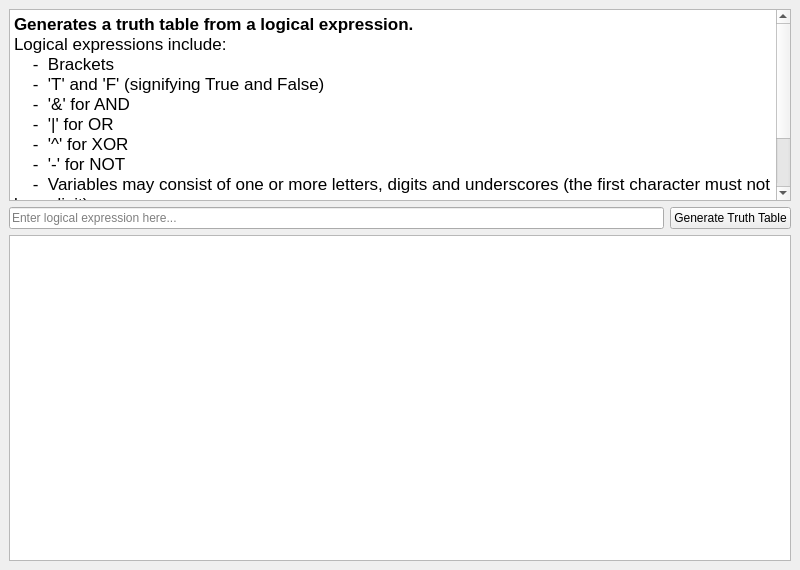
Before: the Qt Designer form truth_table_generator.ui in sam-james-harding/Truth-Table-Maker, drawn with Qt 5.
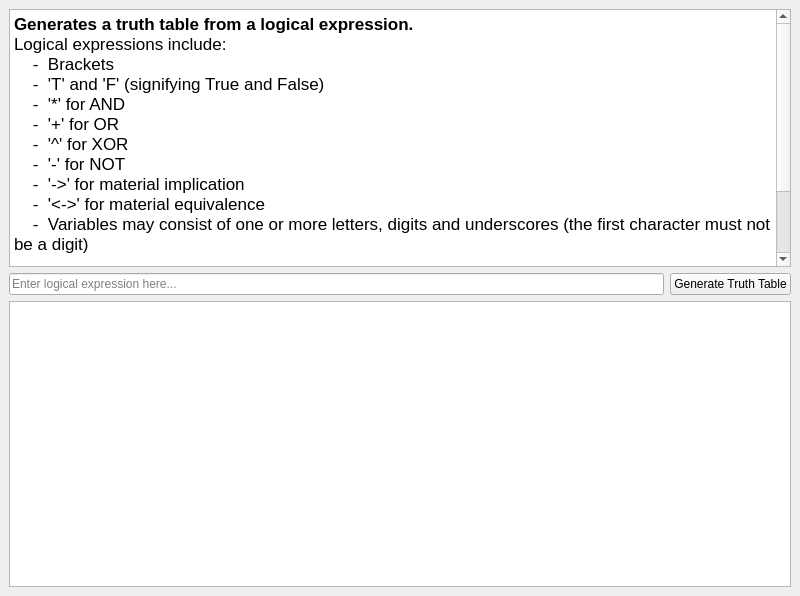
After: the same form once the commit is applied.

The edit to the form file:
```diff
--- a/truth_table_generator.ui
+++ b/truth_table_generator.ui
@@ -7,7 +7,7 @@
     <x>0</x>
     <y>0</y>
     <width>800</width>
-    <height>570</height>
+    <height>596</height>
    </rect>
   </property>
   <property name="windowTitle">
@@ -23,7 +23,7 @@
       <item>
        <widget class="QTextEdit" name="description_field">
         <property name="sizePolicy">
-         <sizepolicy hsizetype="Expanding" vsizetype="Minimum">
+         <sizepolicy hsizetype="Expanding" vsizetype="MinimumExpanding">
           <horstretch>0</horstretch>
           <verstretch>0</verstretch>
          </sizepolicy>
@@ -40,12 +40,15 @@
 &lt;p style=&quot; margin-top:0px; margin-bottom:0px; margin-left:0px; margin-right:0px; -qt-block-indent:0; text-indent:0px;&quot;&gt;Logical expressions include:&lt;/p&gt;
 &lt;p style=&quot; margin-top:0px; margin-bottom:0px; margin-left:0px; margin-right:0px; -qt-block-indent:0; text-indent:0px;&quot;&gt;    -  Brackets&lt;/p&gt;
 &lt;p style=&quot; margin-top:0px; margin-bottom:0px; margin-left:0px; margin-right:0px; -qt-block-indent:0; text-indent:0px;&quot;&gt;    -  'T' and 'F' (signifying True and False)&lt;/p&gt;
-&lt;p style=&quot; margin-top:0px; margin-bottom:0px; margin-left:0px; margin-right:0px; -qt-block-indent:0; text-indent:0px;&quot;&gt;    -  '&amp;amp;' for AND&lt;/p&gt;
-&lt;p style=&quot; margin-top:0px; margin-bottom:0px; margin-left:0px; margin-right:0px; -qt-block-indent:0; text-indent:0px;&quot;&gt;    -  '|' for OR&lt;/p&gt;
+&lt;p style=&quot; margin-top:0px; margin-bottom:0px; margin-left:0px; margin-right:0px; -qt-block-indent:0; text-indent:0px;&quot;&gt;    -  '*' for AND&lt;/p&gt;
+&lt;p style=&quot; margin-top:0px; margin-bottom:0px; margin-left:0px; margin-right:0px; -qt-block-indent:0; text-indent:0px;&quot;&gt;    -  '+' for OR&lt;/p&gt;
 &lt;p style=&quot; margin-top:0px; margin-bottom:0px; margin-left:0px; margin-right:0px; -qt-block-indent:0; text-indent:0px;&quot;&gt;    -  '^' for XOR&lt;/p&gt;
 &lt;p style=&quot; margin-top:0px; margin-bottom:0px; margin-left:0px; margin-right:0px; -qt-block-indent:0; text-indent:0px;&quot;&gt;    -  '-' for NOT&lt;/p&gt;
+&lt;p style=&quot; margin-top:0px; margin-bottom:0px; margin-left:0px; margin-right:0px; -qt-block-indent:0; text-indent:0px;&quot;&gt;    -  '-&amp;gt;' for material implication&lt;/p&gt;
+&lt;p style=&quot; margin-top:0px; margin-bottom:0px; margin-left:0px; margin-right:0px; -qt-block-indent:0; text-indent:0px;&quot;&gt;    -  '&amp;lt;-&amp;gt;' for material equivalence&lt;/p&gt;
 &lt;p style=&quot; margin-top:0px; margin-bottom:0px; margin-left:0px; margin-right:0px; -qt-block-indent:0; text-indent:0px;&quot;&gt;    -  Variables may consist of one or more letters, digits and underscores (the first character must not be a digit)&lt;/p&gt;
 &lt;p style=&quot;-qt-paragraph-type:empty; margin-top:0px; margin-bottom:0px; margin-left:0px; margin-right:0px; -qt-block-indent:0; text-indent:0px;&quot;&gt;&lt;br /&gt;&lt;/p&gt;
+&lt;p style=&quot; margin-top:0px; margin-bottom:0px; margin-left:0px; margin-right:0px; -qt-block-indent:0; text-indent:0px;&quot;&gt;Operator precendence, from lowest to highest, is '+', '^', '-&amp;gt;', '&amp;lt;-&amp;gt;', '*', '()'. Spaces are completely ignored.&lt;/p&gt;
 &lt;p style=&quot; margin-top:0px; margin-bottom:0px; margin-left:0px; margin-right:0px; -qt-block-indent:0; text-indent:0px;&quot;&gt;A truth table of possible outputs of the expression, given different combinations of input values, will be produced.&lt;/p&gt;&lt;/body&gt;&lt;/html&gt;</string>
         </property>
        </widget>
@@ -75,6 +78,12 @@
     </item>
     <item>
      <widget class="QTableWidget" name="truth_table">
+      <property name="sizePolicy">
+       <sizepolicy hsizetype="Expanding" vsizetype="MinimumExpanding">
+        <horstretch>0</horstretch>
+        <verstretch>0</verstretch>
+       </sizepolicy>
+      </property>
       <property name="editTriggers">
        <set>QAbstractItemView::NoEditTriggers</set>
       </property>
```
